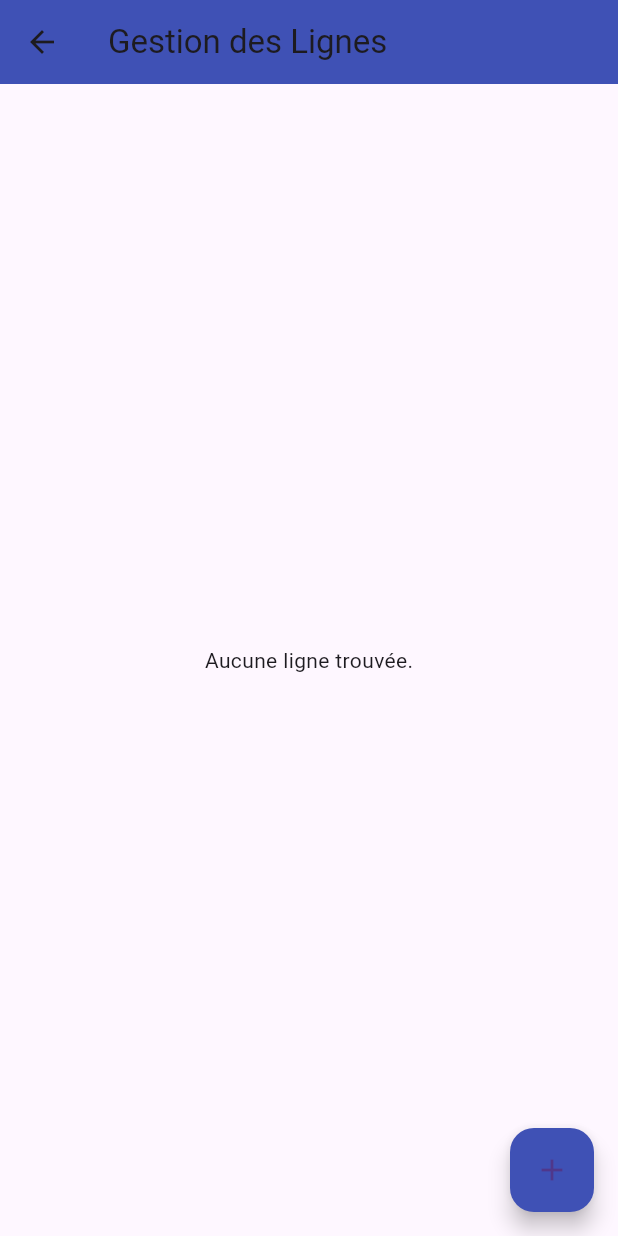
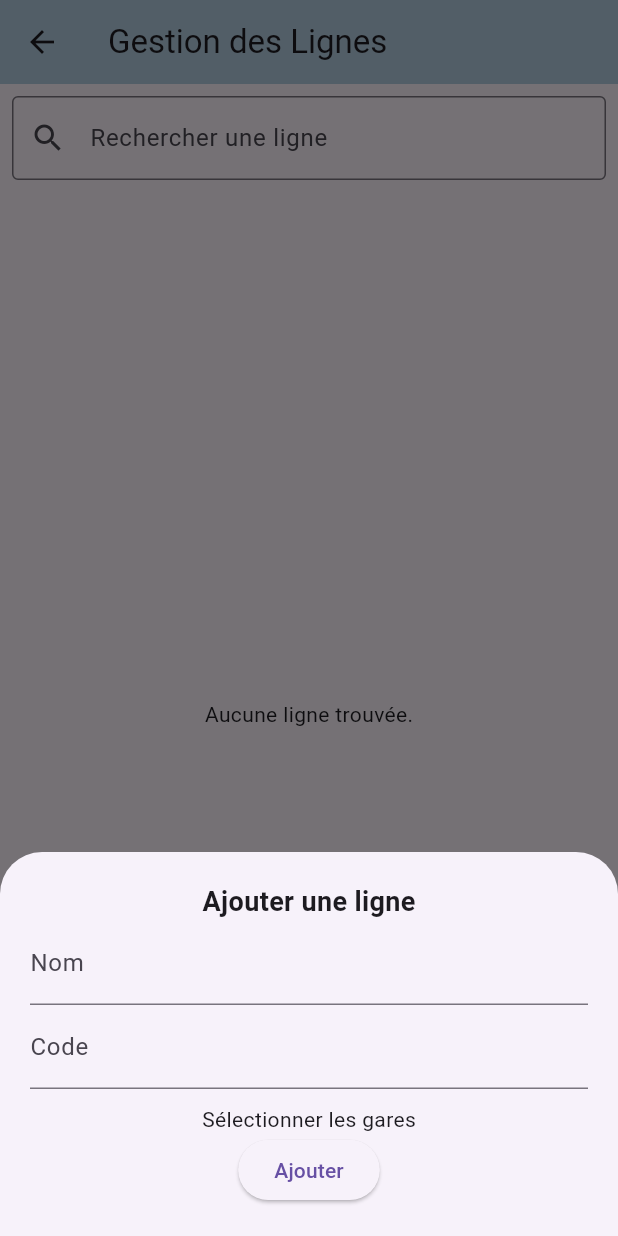
Before and after one commit to ZoukhMeriem/NWE, a Flutter app: the LigneManagementScreen screen opened directly, after a tap on the "add" icon, on a phone screen of 412 x 824 dp. Run offline on Flutter 3.47's test engine with Material 3 defaults, Android fonts, the phone set to English and light mode, and no system bars; our stand-ins replace animated_text_kit, cloud_firestore, dio, firebase_auth, firebase_core, firebase_storage and 6 more; missing offline and left inert: dialog_flowtter; accounts and stored records are empty; project files that could hold a hidden picture were left out.

Commit message:
Update LigneListScreen.dart
mmm

```diff
--- a/appdz/lib/Admin/LigneListScreen.dart
+++ b/appdz/lib/Admin/LigneListScreen.dart
@@ -1,7 +1,111 @@
 import 'package:cloud_firestore/cloud_firestore.dart';
 import 'package:flutter/material.dart';
 
-class LigneManagementScreen extends StatelessWidget {
+class LigneManagementScreen extends StatefulWidget {
+  @override
+  State<LigneManagementScreen> createState() => _LigneManagementScreenState();
+}
+
+class _LigneManagementScreenState extends State<LigneManagementScreen> {
+  final TextEditingController _searchController = TextEditingController();
+  String _searchQuery = '';
+
+  void _showAddOrEditDialog({DocumentSnapshot? ligne}) async {
+    final TextEditingController nameController =
+    TextEditingController(text: ligne != null ? ligne['nom'] : '');
+    final TextEditingController codeController =
+    TextEditingController(text: ligne != null ? ligne['code'] : '');
+    List<String> selectedGares = ligne != null
+        ? List<String>.from(ligne['gares'] ?? [])
+        : [];
+
+    final gareSnapshot =
+    await FirebaseFirestore.instance.collection('Gare').get();
+    final gares = gareSnapshot.docs;
+
+    showModalBottomSheet(
+      isScrollControlled: true,
+      context: context,
+      builder: (ctx) => Padding(
+        padding: EdgeInsets.only(
+            bottom: MediaQuery.of(ctx).viewInsets.bottom + 20,
+            left: 20,
+            right: 20,
+            top: 20),
+        child: SingleChildScrollView(
+          child: Column(
+            children: [
+              Text(
+                ligne == null ? "Ajouter une ligne" : "Modifier la ligne",
+                style: TextStyle(fontWeight: FontWeight.bold, fontSize: 18),
+              ),
+              TextField(
+                controller: nameController,
+                decoration: InputDecoration(labelText: "Nom"),
+              ),
+              TextField(
+                controller: codeController,
+                decoration: InputDecoration(labelText: "Code"),
+              ),
+              SizedBox(height: 10),
+              Text("Sélectionner les gares"),
+              ...gares.map((gare) {
+                String nom = gare['name'];
+                String id = gare.id;
+                return CheckboxListTile(
+                  title: Text(nom),
+                  value: selectedGares.contains(id),
+                  onChanged: (val) {
+                    setState(() {
+                      if (val!) {
+                        selectedGares.add(id);
+                      } else {
+                        selectedGares.remove(id);
+                      }
+                    });
+                  },
+                );
+              }).toList(),
+              ElevatedButton(
+                onPressed: () async {
+                  if (nameController.text.isEmpty ||
+                      codeController.text.isEmpty ||
+                      selectedGares.isEmpty) {
+                    ScaffoldMessenger.of(context).showSnackBar(
+                      SnackBar(
+                          content: Text("Veuillez remplir tous les champs")),
+                    );
+                    return;
+                  }
+
+                  if (ligne == null) {
+                    await FirebaseFirestore.instance.collection('LIGNE').add({
+                      'nom': nameController.text,
+                      'code': codeController.text,
+                      'gares': selectedGares,
+                    });
+                  } else {
+                    await FirebaseFirestore.instance
+                        .collection('LIGNE')
+                        .doc(ligne.id)
+                        .update({
+                      'nom': nameController.text,
+                      'code': codeController.text,
+                      'gares': selectedGares,
+                    });
+                  }
+
+                  Navigator.pop(context);
+                },
+                child: Text(ligne == null ? "Ajouter" : "Modifier"),
+              )
+            ],
+          ),
+        ),
+      ),
+    );
+  }
+
   @override
   Widget build(BuildContext context) {
     final ligneRef = FirebaseFirestore.instance.collection('LIGNE');
@@ -9,24 +113,42 @@ class LigneManagementScreen extends StatelessWidget {
     return Scaffold(
       appBar: AppBar(
         title: Text('Gestion des Lignes'),
-        backgroundColor: Colors.indigo,
+        backgroundColor: Color(0xFFB3CDE0),
       ),
-      body: StreamBuilder<QuerySnapshot>(
+      body: Column(
+        children: [
+          Padding(
+            padding: const EdgeInsets.all(8.0),
+            child: TextField(
+              controller: _searchController,
+              decoration: InputDecoration(
+                labelText: "Rechercher une ligne",
+                prefixIcon: Icon(Icons.search),
+                border: OutlineInputBorder(),
+              ),
+              onChanged: (val) {
+                setState(() {
+                  _searchQuery = val.toLowerCase();
+                });
+              },
+            ),
+          ),
+          Expanded(
+            child: StreamBuilder<QuerySnapshot>(
               stream: ligneRef.snapshots(),
               builder: (context, snapshot) {
-          // Afficher erreur Firestore
                 if (snapshot.hasError) {
                   return Center(child: Text("Erreur: ${snapshot.error}"));
                 }
-
-          // Afficher loading
                 if (snapshot.connectionState == ConnectionState.waiting) {
                   return Center(child: CircularProgressIndicator());
                 }
 
-          final lignes = snapshot.data!.docs;
+                final lignes = snapshot.data!.docs.where((ligne) {
+                  final nom = ligne['nom']?.toString().toLowerCase() ?? '';
+                  return nom.contains(_searchQuery);
+                }).toList();
 
-          // Si la collection est vide
                 if (lignes.isEmpty) {
                   return Center(child: Text("Aucune ligne trouvée."));
                 }
@@ -37,22 +159,35 @@ class LigneManagementScreen extends StatelessWidget {
                     final ligne = lignes[index];
                     final data = ligne.data() as Map<String, dynamic>;
 
-              final String nom = data['nom'] ?? 'Sans nom';
-              final String code = data['code'] ?? 'Aucun code';
+                    final nom = data['nom'] ?? 'Sans nom';
+                    final code = data['code'] ?? 'Aucun code';
                     final List gares = data['gares'] ?? [];
 
                     return Card(
-                margin: EdgeInsets.symmetric(horizontal: 12, vertical: 6),
-                child: ListTile(
-                  title: Text('$nom ($code)'),
-                  subtitle: Text("Gares : ${gares.join(', ')}"),
-                  trailing: Row(
-                    mainAxisSize: MainAxisSize.min,
+                      margin:
+                      EdgeInsets.symmetric(horizontal: 12, vertical: 6),
+                      child: ExpansionTile(
+                        title: Text(nom),
+                        children: [
+                          Padding(
+                            padding: const EdgeInsets.symmetric(horizontal: 16.0, vertical: 8.0),
+                            child: Column(
+                              crossAxisAlignment: CrossAxisAlignment.start,
+                              children: [
+                                Text("Code : $code", style: TextStyle(fontSize: 16)),
+                                SizedBox(height: 6),
+                                Text("Gares :", style: TextStyle(fontSize: 16, fontWeight: FontWeight.bold)),
+                                ...gares.map<Widget>((gare) => Padding(
+                                  padding: const EdgeInsets.symmetric(vertical: 2),
+                                  child: Text("- $gare"),
+                                )),
+                                Row(
+                                  mainAxisAlignment: MainAxisAlignment.end,
                                   children: [
                                     IconButton(
                                       icon: Icon(Icons.edit, color: Colors.orange),
                                       onPressed: () {
-                          // TODO: ouvrir formulaire de modification
+                                        _showAddOrEditDialog(ligne: ligne);
                                       },
                                     ),
                                     IconButton(
@@ -62,7 +197,7 @@ class LigneManagementScreen extends StatelessWidget {
                                           context: context,
                                           builder: (context) => AlertDialog(
                                             title: Text("Confirmer la suppression"),
-                              content: Text("Supprimer cette ligne ?"),
+                                            content: Text("Voulez-vous supprimer cette ligne ?"),
                                             actions: [
                                               TextButton(
                                                 onPressed: () => Navigator.pop(context, false),
@@ -75,26 +210,31 @@ class LigneManagementScreen extends StatelessWidget {
                                             ],
                                           ),
                                         );
-
                                         if (confirm == true) {
                                           await ligneRef.doc(ligne.id).delete();
                                         }
                                       },
                                     ),
                                   ],
+                                )
+                              ],
                             ),
+                          ),
+
+                        ],
                       ),
                     );
                   },
                 );
               },
             ),
+          ),
+        ],
+      ),
       floatingActionButton: FloatingActionButton(
-        onPressed: () {
-          // TODO: ouvrir formulaire d'ajout
-        },
+        onPressed: () => _showAddOrEditDialog(),
         child: Icon(Icons.add),
-        backgroundColor: Colors.indigo,
+        backgroundColor: Color(0xFFB3CDE0),
       ),
     );
   }
```
Lines whose indentation alone changed are shown as unchanged.
